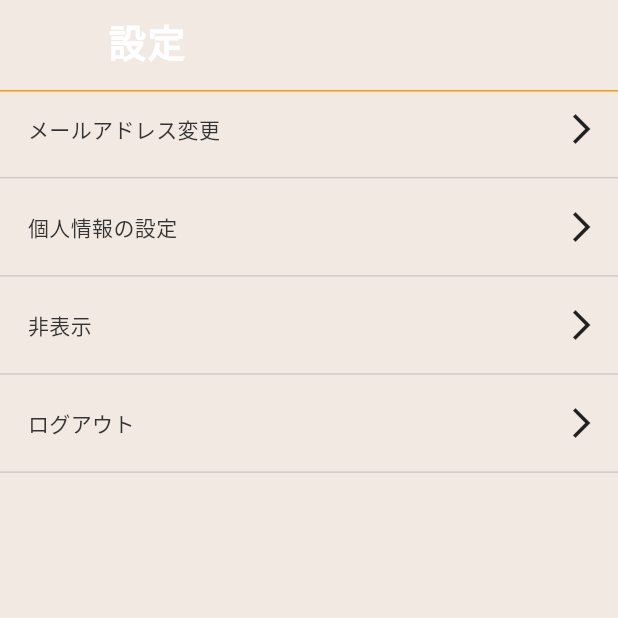
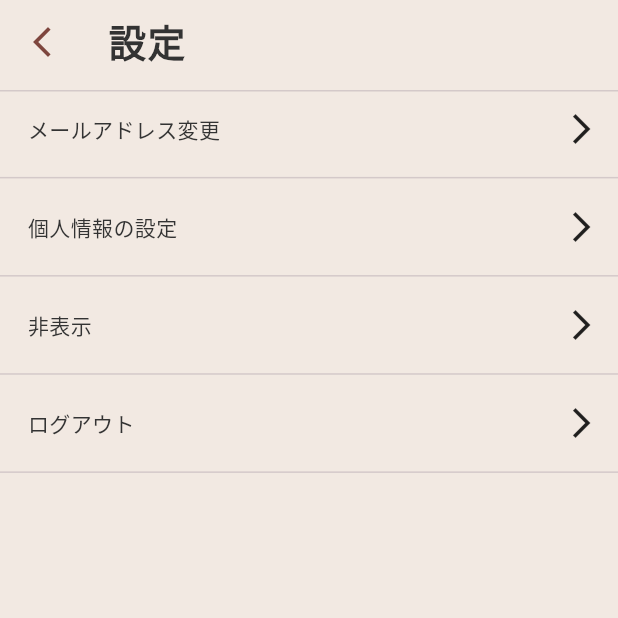
Before and after one commit to k-hinata515/time_alchemy_app, a Flutter app: the SettingPage screen opened directly, on a phone screen of 412 x 824 dp, the top half of it. Run offline on Flutter 3.47's test engine with Material 3 defaults, Android fonts, the phone set to English and light mode, and no system bars; our stand-ins replace device_preview, firebase_core, go_router, image_picker; accounts and stored records are empty; generated files the repository leaves out were written again.

Commit message:
update テキストカラー変更

```diff
--- a/lib/component/AppCompornent.dart
+++ b/lib/component/AppCompornent.dart
@@ -107,7 +107,7 @@ class AppBarBrackIconCompornent extends StatelessWidget
           ? IconButton(
               // 戻るアイコン
               icon: const Icon(Icons.arrow_back_ios_new),
-              color: Colors_compornet.globalBackgroundColorwhite,
+              color: Colors_compornet.globalBackgroundColorRed,
               onPressed: onPressedLeft,
             )
           : null, // アイコン非表示
@@ -120,7 +120,7 @@ class AppBarBrackIconCompornent extends StatelessWidget
               fontSize: 25,
               fontWeight: FontWeight.bold,
               letterSpacing: 1,
-              color: Colors.white,
+              color: Colors_compornet.textfontColorBlack,
             ),
           ),
           if (title.split('\n').length > 1)
@@ -130,7 +130,7 @@ class AppBarBrackIconCompornent extends StatelessWidget
                 fontSize: 25,
                 fontWeight: FontWeight.bold,
                 letterSpacing: 1,
-                color: Colors.white,
+                color: Colors_compornet.textfontColorBlack,
               ),
             ),
         ],
@@ -142,7 +142,7 @@ class AppBarBrackIconCompornent extends StatelessWidget
                 child: Text(
                   rightText,
                   style: const TextStyle(
-                    color: Colors_compornet.globalBackgroundColorwhite,
+                    color: Colors_compornet.textfontColorBlack,
                     fontSize: 15,
                   ),
                 ),
@@ -150,7 +150,8 @@ class AppBarBrackIconCompornent extends StatelessWidget
             ]
           : null,
       shape: const Border(
-          bottom: BorderSide(color: Colors.orange, width: 1)), // 下にボーダー線
+          bottom: BorderSide(
+              color: Colors_compornet.borderColorGray, width: 1)), // 下にボーダー線
     );
   }
 }
```
